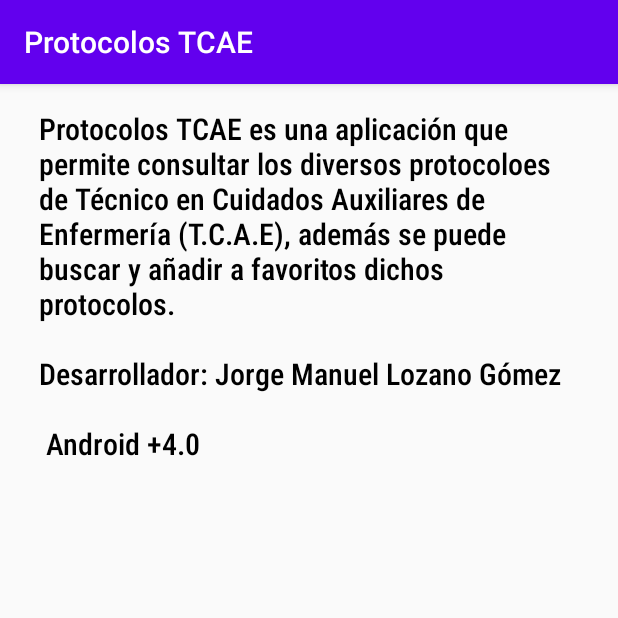
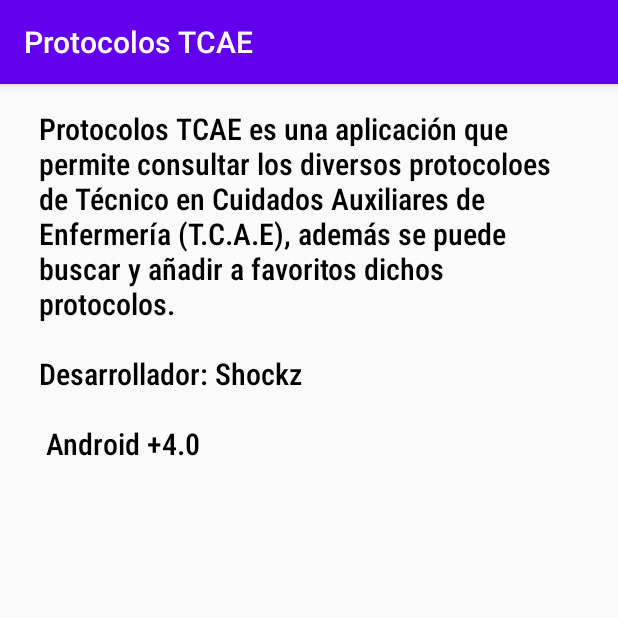
Before and after one commit to shockz-offsec/ProtocolosTCAE, an Android app: the Info screen opened directly, with no data from a screen before it, on a phone screen of 412 x 824 dp, the top half of it. Run offline under Robolectric (Android 15) with nearby library versions, the phone set to English and light mode, and no system bars.

Commit message:
Update info.xml

```diff
--- a/app/src/main/res/layout/info.xml
+++ b/app/src/main/res/layout/info.xml
@@ -18,7 +18,7 @@
             android:layout_marginTop="60dp"
             android:paddingLeft="10dp"
             android:paddingRight="5dp"
-            android:text="Protocolos TCAE es una aplicación que permite consultar los diversos protocoloes de Técnico en Cuidados Auxiliares de Enfermería (T.C.A.E), además se puede buscar y añadir a favoritos dichos protocolos. \n\nDesarrollador: Jorge Manuel Lozano Gómez \n\n Android +4.0"
+            android:text="Protocolos TCAE es una aplicación que permite consultar los diversos protocoloes de Técnico en Cuidados Auxiliares de Enfermería (T.C.A.E), además se puede buscar y añadir a favoritos dichos protocolos. \n\nDesarrollador: Shockz \n\n Android +4.0"
             android:textColor="#000000"
             android:textSize="20sp"
             android:textStyle="bold"
```
